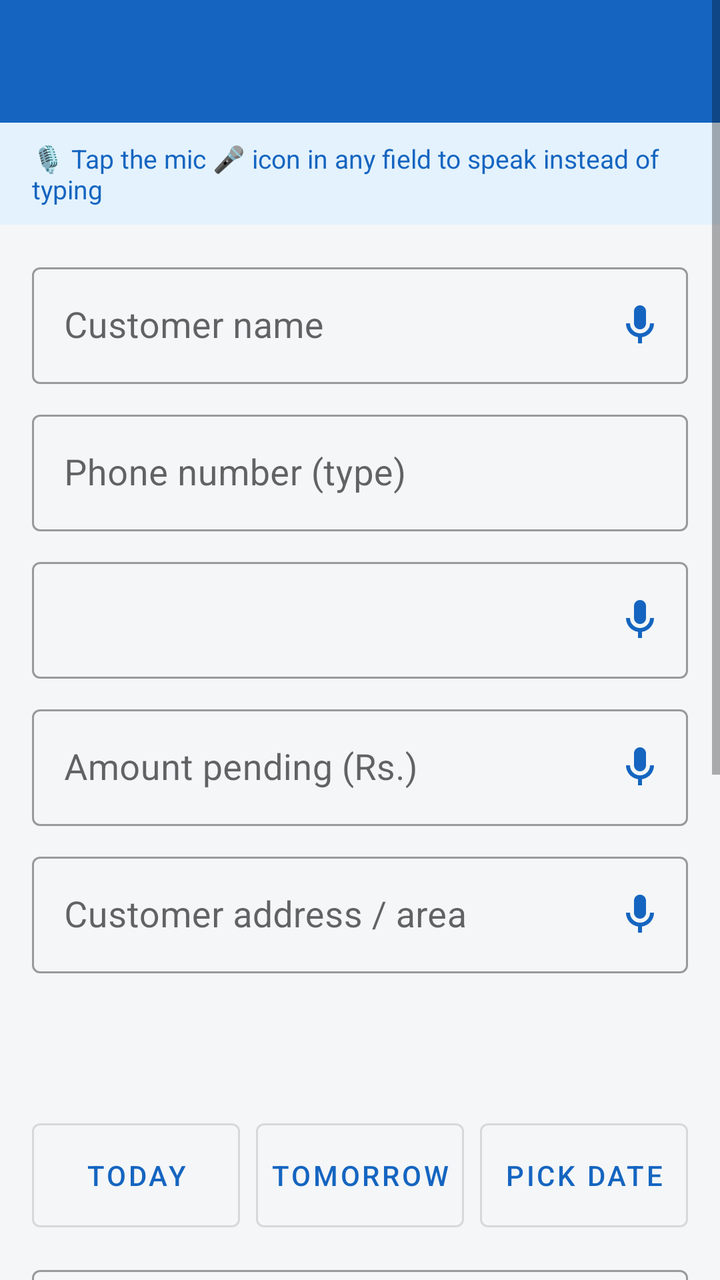
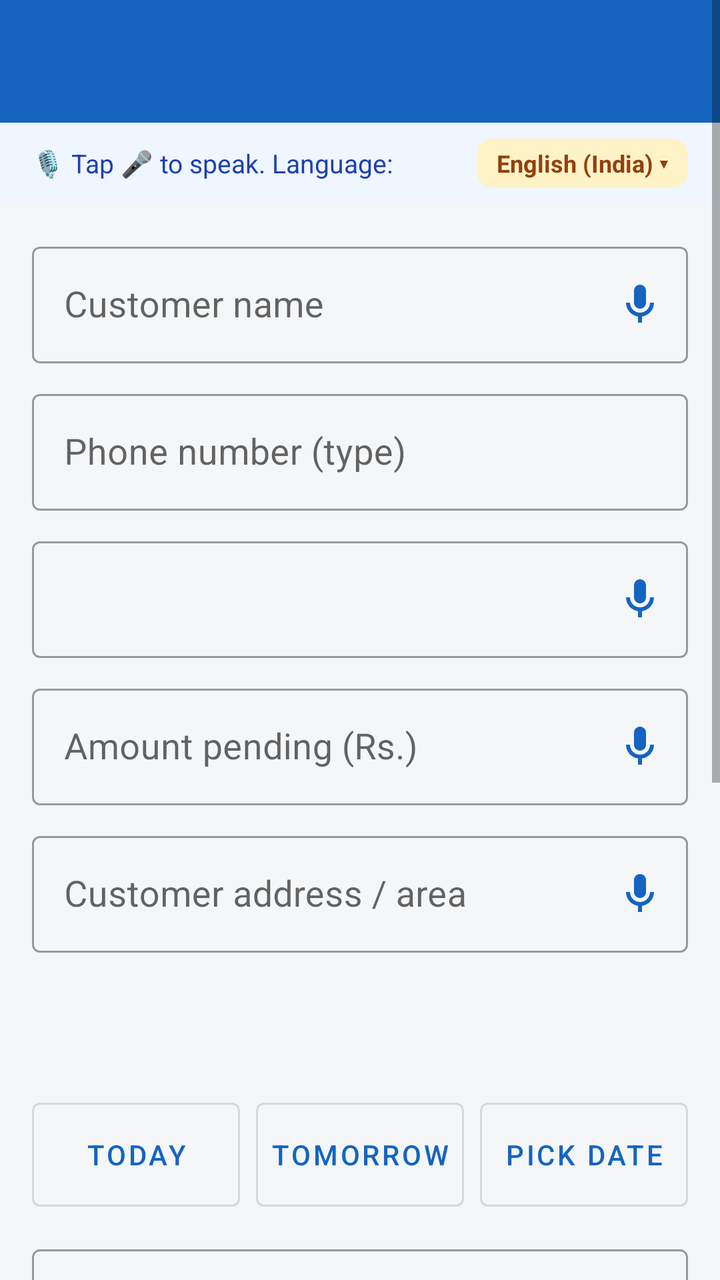

The first picture is an Android layout as it rendered before a commit; the second is the same layout after the commit. The layout source and the unified diff follow.
<!-- AndroidManifest.xml: application theme Theme.Dukaan -->
<!-- res/layout/activity_edit.xml -->
<?xml version="1.0" encoding="utf-8"?>
<ScrollView xmlns:android="http://schemas.android.com/apk/res/android"
    xmlns:app="http://schemas.android.com/apk/res-auto"
    android:layout_width="match_parent"
    android:layout_height="match_parent"
    android:fillViewport="true">

    <LinearLayout
        android:layout_width="match_parent"
        android:layout_height="wrap_content"
        android:orientation="vertical">

        <TextView
            android:id="@+id/tvTitle"
            android:layout_width="match_parent"
            android:layout_height="wrap_content"
            android:background="@color/primary"
            android:padding="16dp"
            android:textColor="@android:color/white"
            android:textSize="22sp"
            android:textStyle="bold" />

        <TextView
            android:layout_width="match_parent"
            android:layout_height="wrap_content"
            android:background="#E3F2FD"
            android:paddingStart="16dp"
            android:paddingTop="9dp"
            android:paddingEnd="16dp"
            android:paddingBottom="9dp"
            android:text="🎙️ Tap the mic 🎤 icon in any field to speak instead of typing"
            android:textColor="@color/primary"
            android:textSize="13sp" />

        <LinearLayout
            android:layout_width="match_parent"
            android:layout_height="wrap_content"
            android:orientation="vertical"
            android:padding="16dp">

            <com.google.android.material.textfield.TextInputLayout
                android:id="@+id/tilName"
                style="@style/Widget.MaterialComponents.TextInputLayout.OutlinedBox"
                android:layout_width="match_parent"
                android:layout_height="wrap_content"
                android:hint="Customer name"
                app:endIconMode="custom"
                app:endIconDrawable="@drawable/ic_mic"
                app:endIconContentDescription="Speak customer name"
                app:endIconTint="@color/primary">

                <com.google.android.material.textfield.TextInputEditText
                    android:id="@+id/etName"
                    android:layout_width="match_parent"
                    android:layout_height="wrap_content"
                    android:inputType="textPersonName|textCapWords"
                    android:textSize="18sp" />
            </com.google.android.material.textfield.TextInputLayout>

            <com.google.android.material.textfield.TextInputLayout
                android:id="@+id/tilPhone"
                style="@style/Widget.MaterialComponents.TextInputLayout.OutlinedBox"
                android:layout_width="match_parent"
                android:layout_height="wrap_content"
                android:layout_marginTop="10dp"
                android:hint="Phone number (type)">

                <com.google.android.material.textfield.TextInputEditText
                    android:id="@+id/etPhone"
                    android:layout_width="match_parent"
                    android:layout_height="wrap_content"
                    android:inputType="phone"
                    android:textSize="18sp" />
            </com.google.android.material.textfield.TextInputLayout>

            <com.google.android.material.textfield.TextInputLayout
                android:id="@+id/tilProduct"
                style="@style/Widget.MaterialComponents.TextInputLayout.OutlinedBox"
                android:layout_width="match_parent"
                android:layout_height="wrap_content"
                android:layout_marginTop="10dp"
                app:endIconMode="custom"
                app:endIconDrawable="@drawable/ic_mic"
                app:endIconContentDescription="Speak product name"
                app:endIconTint="@color/primary">

                <com.google.android.material.textfield.TextInputEditText
                    android:id="@+id/etProduct"
                    android:layout_width="match_parent"
                    android:layout_height="wrap_content"
                    android:inputType="textCapSentences"
                    android:textSize="18sp" />
            </com.google.android.material.textfield.TextInputLayout>

            <com.google.android.material.textfield.TextInputLayout
                android:id="@+id/tilAmount"
                style="@style/Widget.MaterialComponents.TextInputLayout.OutlinedBox"
                android:layout_width="match_parent"
                android:layout_height="wrap_content"
                android:layout_marginTop="10dp"
                android:hint="Amount pending (Rs.)"
                app:endIconMode="custom"
                app:endIconDrawable="@drawable/ic_mic"
                app:endIconContentDescription="Speak amount"
                app:endIconTint="@color/primary">

                <com.google.android.material.textfield.TextInputEditText
                    android:id="@+id/etAmount"
                    android:layout_width="match_parent"
                    android:layout_height="wrap_content"
                    android:inputType="numberDecimal"
                    android:textSize="18sp" />
            </com.google.android.material.textfield.TextInputLayout>

            <com.google.android.material.textfield.TextInputLayout
                android:id="@+id/tilAddress"
                style="@style/Widget.MaterialComponents.TextInputLayout.OutlinedBox"
                android:layout_width="match_parent"
                android:layout_height="wrap_content"
                android:layout_marginTop="10dp"
                android:hint="Customer address / area"
                app:endIconMode="custom"
                app:endIconDrawable="@drawable/ic_mic"
                app:endIconContentDescription="Speak address"
                app:endIconTint="@color/primary">

                <com.google.android.material.textfield.TextInputEditText
                    android:id="@+id/etAddress"
                    android:layout_width="match_parent"
                    android:layout_height="wrap_content"
                    android:inputType="textCapSentences|textMultiLine"
                    android:textSize="18sp" />
            </com.google.android.material.textfield.TextInputLayout>

            <TextView
                android:id="@+id/tvDateLabel"
                android:layout_width="match_parent"
                android:layout_height="wrap_content"
                android:layout_marginTop="16dp"
                android:textColor="#212121"
                android:textSize="16sp"
                android:textStyle="bold" />

            <TextView
                android:id="@+id/tvDate"
                android:layout_width="match_parent"
                android:layout_height="wrap_content"
                android:layout_marginTop="2dp"
                android:textColor="@color/primary"
                android:textSize="22sp"
                android:textStyle="bold" />

            <LinearLayout
                android:layout_width="match_parent"
                android:layout_height="wrap_content"
                android:layout_marginTop="6dp"
                android:orientation="horizontal">

                <com.google.android.material.button.MaterialButton
                    android:id="@+id/btnToday"
                    style="@style/Widget.MaterialComponents.Button.OutlinedButton"
                    android:layout_width="0dp"
                    android:layout_height="52dp"
                    android:layout_marginEnd="4dp"
                    android:layout_weight="1"
                    android:insetTop="0dp"
                    android:insetBottom="0dp"
                    android:padding="0dp"
                    android:text="TODAY"
                    android:textSize="14sp" />

                <com.google.android.material.button.MaterialButton
                    android:id="@+id/btnTomorrow"
                    style="@style/Widget.MaterialComponents.Button.OutlinedButton"
                    android:layout_width="0dp"
                    android:layout_height="52dp"
                    android:layout_marginStart="4dp"
                    android:layout_marginEnd="4dp"
                    android:layout_weight="1"
                    android:insetTop="0dp"
                    android:insetBottom="0dp"
                    android:padding="0dp"
                    android:text="TOMORROW"
                    android:textSize="14sp" />

                <com.google.android.material.button.MaterialButton
                    android:id="@+id/btnPick"
                    style="@style/Widget.MaterialComponents.Button.OutlinedButton"
                    android:layout_width="0dp"
                    android:layout_height="52dp"
                    android:layout_marginStart="4dp"
                    android:layout_weight="1"
                    android:insetTop="0dp"
                    android:insetBottom="0dp"
                    android:padding="0dp"
                    android:text="PICK DATE"
                    android:textSize="14sp" />
            </LinearLayout>

            <com.google.android.material.textfield.TextInputLayout
                android:id="@+id/tilNote"
                style="@style/Widget.MaterialComponents.TextInputLayout.OutlinedBox"
                android:layout_width="match_parent"
                android:layout_height="wrap_content"
                android:layout_marginTop="16dp"
                android:hint="Note (optional)"
                app:endIconMode="custom"
                app:endIconDrawable="@drawable/ic_mic"
                app:endIconContentDescription="Speak note"
                app:endIconTint="@color/primary">

                <com.google.android.material.textfield.TextInputEditText
                    android:id="@+id/etNote"
                    android:layout_width="match_parent"
                    android:layout_height="wrap_content"
                    android:inputType="textCapSentences|textMultiLine"
                    android:textSize="18sp" />
            </com.google.android.material.textfield.TextInputLayout>

            <TextView
                android:layout_width="match_parent"
                android:layout_height="wrap_content"
                android:layout_marginTop="16dp"
                android:text="🎤 Voice note (no typing needed)"
                android:textColor="#212121"
                android:textSize="16sp"
                android:textStyle="bold" />

            <TextView
                android:id="@+id/tvVoiceStatus"
                android:layout_width="match_parent"
                android:layout_height="wrap_content"
                android:layout_marginTop="2dp"
                android:textColor="@color/grey"
                android:textSize="15sp" />

            <com.google.android.material.button.MaterialButton
                android:id="@+id/btnRecord"
                android:layout_width="match_parent"
                android:layout_height="64dp"
                android:layout_marginTop="6dp"
                android:backgroundTint="@color/accent"
                android:textSize="18sp"
                android:textStyle="bold"
                app:cornerRadius="12dp" />

            <LinearLayout
                android:layout_width="match_parent"
                android:layout_height="wrap_content"
                android:layout_marginTop="8dp"
                android:orientation="horizontal">

                <com.google.android.material.button.MaterialButton
                    android:id="@+id/btnPlay"
                    style="@style/Widget.MaterialComponents.Button.OutlinedButton"
                    android:layout_width="0dp"
                    android:layout_height="56dp"
                    android:layout_marginEnd="4dp"
                    android:layout_weight="1"
                    android:text="PLAY"
                    android:textSize="15sp" />

                <com.google.android.material.button.MaterialButton
                    android:id="@+id/btnDeleteVoice"
                    style="@style/Widget.MaterialComponents.Button.OutlinedButton"
                    android:layout_width="0dp"
                    android:layout_height="56dp"
                    android:layout_marginStart="4dp"
                    android:layout_weight="1"
                    android:text="DELETE VOICE"
                    android:textColor="@color/red"
                    android:textSize="15sp" />
            </LinearLayout>

            <com.google.android.material.button.MaterialButton
                android:id="@+id/btnSave"
                android:layout_width="match_parent"
                android:layout_height="64dp"
                android:layout_marginTop="24dp"
                android:text="SAVE"
                android:textSize="20sp"
                android:textStyle="bold"
                app:cornerRadius="12dp" />

            <com.google.android.material.button.MaterialButton
                android:id="@+id/btnDeleteEntry"
                style="@style/Widget.MaterialComponents.Button.OutlinedButton"
                android:layout_width="match_parent"
                android:layout_height="56dp"
                android:layout_marginTop="10dp"
                android:text="DELETE THIS ENTRY"
                android:textColor="@color/red"
                android:textSize="16sp" />
        </LinearLayout>
    </LinearLayout>
</ScrollView>
<!-- resources referenced by this layout -->
<resources>
  <color name="accent">#00897B</color>
  <color name="grey">#757575</color>
  <color name="primary">#1565C0</color>
  <color name="red">#D32F2F</color>
  <!-- drawable ic_mic (drawable) -->
  <vector xmlns:android="http://schemas.android.com/apk/res/android"
      android:width="24dp"
      android:height="24dp"
      android:viewportWidth="24"
      android:viewportHeight="24">
      <path
          android:fillColor="#1565C0"
          android:pathData="M12,14c1.66,0 3,-1.34 3,-3V5c0,-1.66 -1.34,-3 -3,-3S9,3.34 9,5v6c0,1.66 1.34,3 3,3z"/>
      <path
          android:fillColor="#1565C0"
          android:pathData="M17,11c0,2.76 -2.24,5 -5,5s-5,-2.24 -5,-5H5c0,3.53 2.61,6.43 6,6.92V21h2v-3.08c3.39,-0.49 6,-3.39 6,-6.92h-2z"/>
  </vector>
  <style name="Theme.Dukaan" parent="Theme.MaterialComponents.Light.NoActionBar">
          <item name="colorPrimary">@color/primary</item>
          <item name="colorPrimaryVariant">@color/primary_dark</item>
          <item name="colorOnPrimary">@android:color/white</item>
          <item name="colorSecondary">@color/accent</item>
          <item name="android:statusBarColor">@color/primary_dark</item>
          <item name="android:windowBackground">@color/bg</item>
      </style>
  <color name="primary_dark">#0D47A1</color>
  <color name="bg">#F4F6F8</color>
</resources>

<!-- the commit's change to res/layout/activity_edit.xml (unified diff, before → after) -->
@@ -20,17 +20,39 @@
             android:textSize="22sp"
             android:textStyle="bold" />
 
-        <TextView
+        <LinearLayout
             android:layout_width="match_parent"
             android:layout_height="wrap_content"
-            android:background="#E3F2FD"
+            android:background="#EFF6FF"
+            android:gravity="center_vertical"
+            android:orientation="horizontal"
             android:paddingStart="16dp"
-            android:paddingTop="9dp"
+            android:paddingTop="8dp"
             android:paddingEnd="16dp"
-            android:paddingBottom="9dp"
-            android:text="🎙️ Tap the mic 🎤 icon in any field to speak instead of typing"
-            android:textColor="@color/primary"
-            android:textSize="13sp" />
+            android:paddingBottom="8dp">
+
+            <TextView
+                android:layout_width="0dp"
+                android:layout_height="wrap_content"
+                android:layout_weight="1"
+                android:text="🎙️ Tap 🎤 to speak. Language:"
+                android:textColor="#1E40AF"
+                android:textSize="13sp" />
+
+            <TextView
+                android:id="@+id/tvVoiceLang"
+                android:layout_width="wrap_content"
+                android:layout_height="wrap_content"
+                android:background="@drawable/bg_badge_today"
+                android:paddingStart="10dp"
+                android:paddingTop="4dp"
+                android:paddingEnd="10dp"
+                android:paddingBottom="4dp"
+                android:text="English (India) ▾"
+                android:textColor="#92400E"
+                android:textSize="12sp"
+                android:textStyle="bold" />
+        </LinearLayout>
 
         <LinearLayout
             android:layout_width="match_parent"
<!-- resource entries referenced after the edit -->
@@ -4,6 +4,13 @@
   <color name="grey">#757575</color>
   <color name="primary">#1565C0</color>
   <color name="red">#D32F2F</color>
+  <!-- drawable bg_badge_today (drawable) -->
+  <?xml version="1.0" encoding="utf-8"?>
+  <shape xmlns:android="http://schemas.android.com/apk/res/android"
+      android:shape="rectangle">
+      <corners android:radius="8dp" />
+      <solid android:color="#FEF3C7" />
+  </shape>
   <!-- drawable ic_mic (drawable) -->
   <vector xmlns:android="http://schemas.android.com/apk/res/android"
       android:width="24dp"
